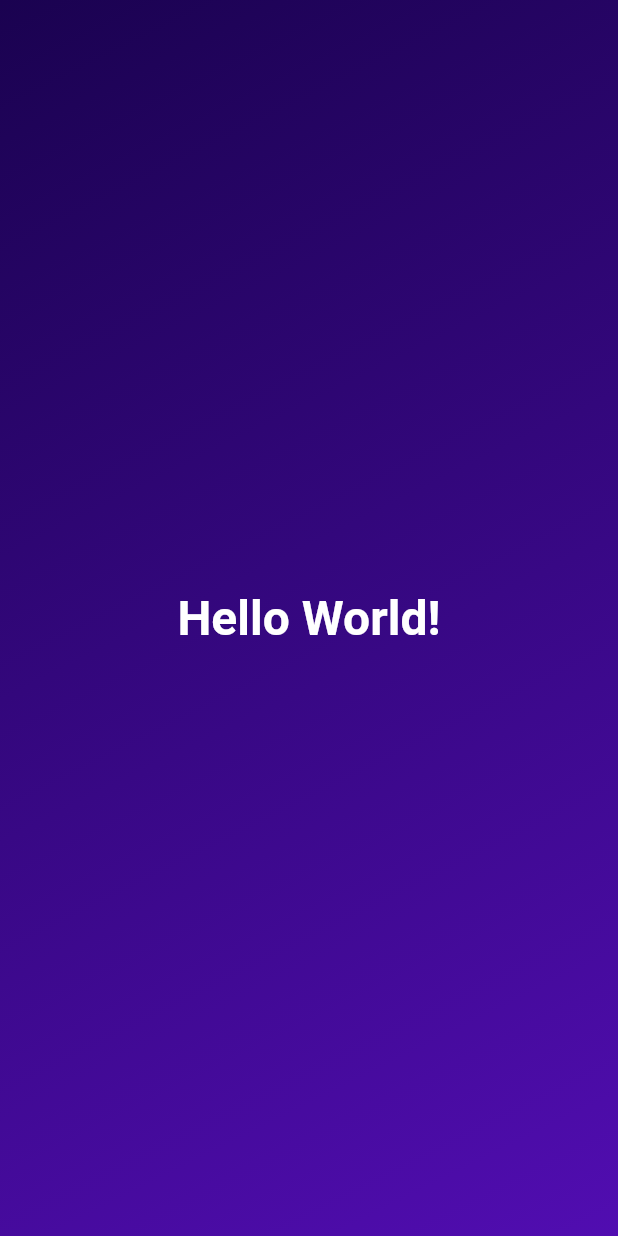
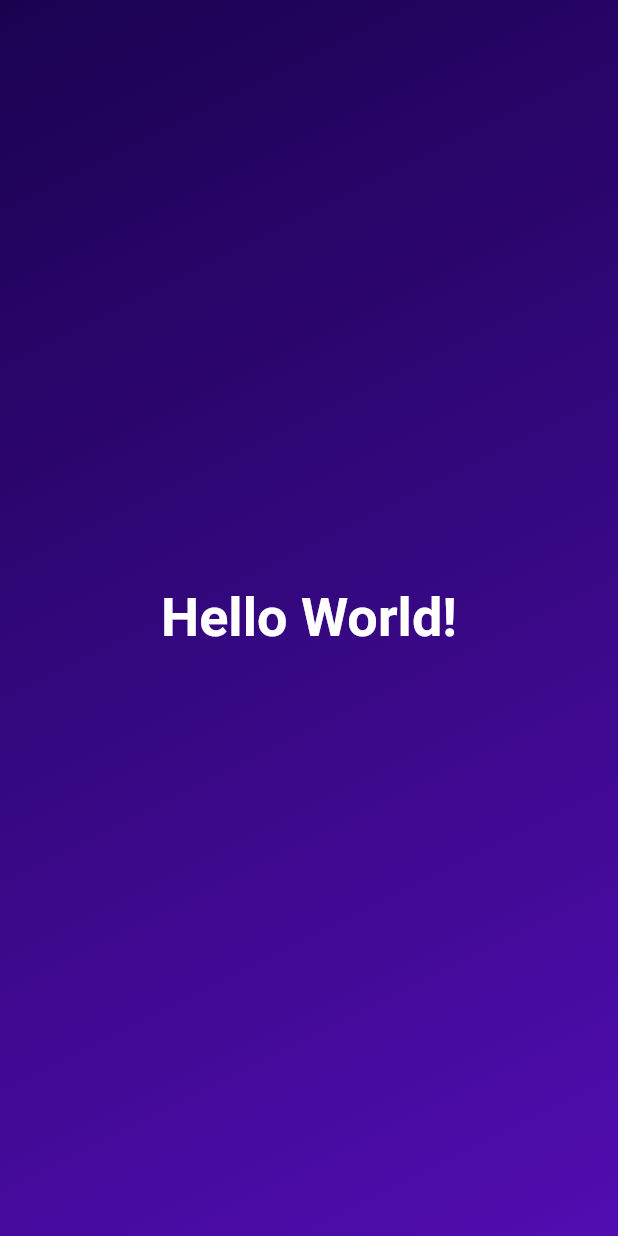
Before and after one commit to ChanderParkash179/FlutterJourney, a Flutter app: the screen it shows after launch, on a phone screen of 412 x 824 dp. Run offline on Flutter 3.47's test engine with Material 2 defaults, Android fonts, the phone set to English and light mode, and no system bars; Roboto replaces fonts that are missing (Times New Roman).

Commit message:
implemented task 01 - custom text widget

```diff
--- /dev/null
+++ b/lib/tasks/custom_text_widget_01.dart
@@ -0,0 +1,18 @@
+import 'package:flutter/material.dart';
+
+class StyledText extends StatelessWidget {
+  const StyledText({super.key});
+
+  @override
+  Widget build(BuildContext context) {
+    return const Text(
+      'Hello World!',
+      style: TextStyle(
+        color: Colors.white,
+        fontWeight: FontWeight.bold,
+        fontSize: 36,
+        fontFamily: 'Times New Roman',
+      ),
+    );
+  }
+}
--- a/lib/widgets/gradient_color.dart
+++ b/lib/widgets/gradient_color.dart
@@ -1,4 +1,5 @@
 import 'package:flutter/material.dart';
+import 'package:flutter_journey/tasks/custom_text_widget_01.dart';
 
 class GradientContainer extends StatelessWidget {
   const GradientContainer({super.key});
@@ -17,15 +18,7 @@ class GradientContainer extends StatelessWidget {
         ),
       ),
       child: const Center(
-        child: Text(
-          'Hello World!',
-          style: TextStyle(
-            color: Colors.white,
-            fontWeight: FontWeight.bold,
-            fontSize: 32,
-            fontFamily: 'Times New Roman',
-          ),
-        ),
+        child: StyledText(),
       ),
     );
   }
```
